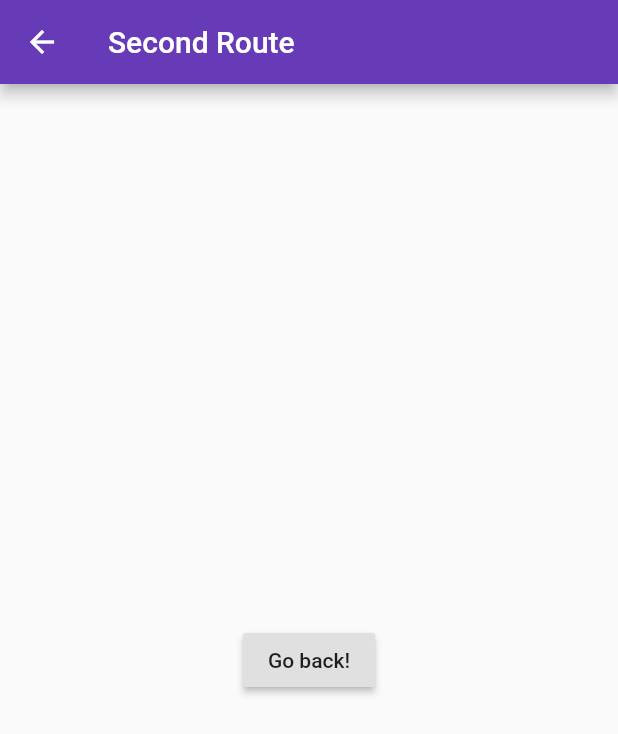
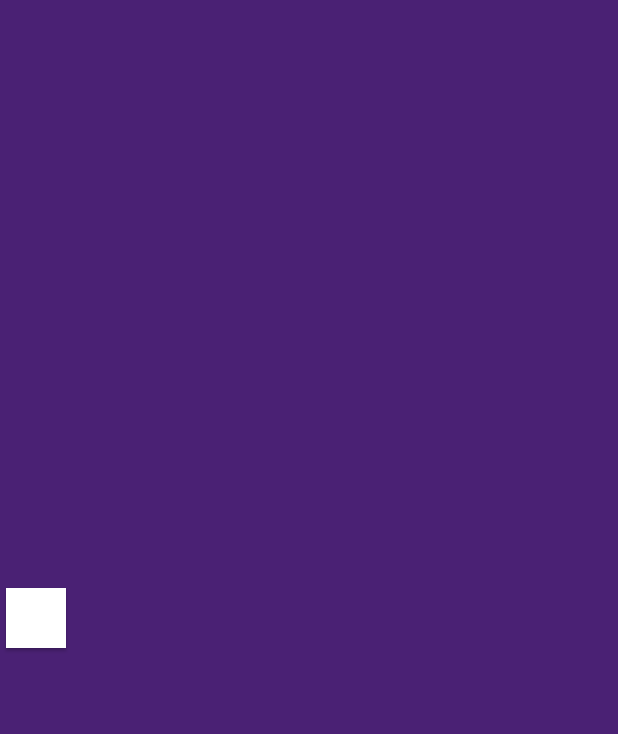
Before and after one commit to emanuelvictor/untitled, a Flutter app: the SelecionarQuesitos screen opened directly, on a phone screen of 412 x 824 dp. Shown: the top 734 px of the screen. Run offline on Flutter 3.47's test engine with Material 2 defaults, Android fonts, the phone set to English and light mode, and no system bars; our stand-ins replace flutter_svg.

Commit message:
Alteração em layout

```diff
--- a/lib/application/presentation/selecionar-quesitos/selecionar-quesitos.dart
+++ b/lib/application/presentation/selecionar-quesitos/selecionar-quesitos.dart
@@ -4,15 +4,29 @@ class SelecionarQuesitos extends StatelessWidget {
   @override
   Widget build(BuildContext context) {
     return Scaffold(
-      appBar: AppBar(
-        title: Text("Second Route"),
-      ),
+      backgroundColor: Color.fromRGBO(74, 33, 116, 1.0),
       body: Center(
-        child: RaisedButton(
-          onPressed: () {
-            // Navigate back to first route when tapped.
-          },
-          child: Text('Go back!'),
+        child: Container(
+          width: 490,
+          child: Row(
+            children: [
+              Flexible(
+                child: Card(
+                  shape: RoundedRectangleBorder(
+                    borderRadius: BorderRadius.zero,
+                  ),
+                  child: Padding(
+                    padding: EdgeInsets.all(20.0),
+                    child: Column(
+                      mainAxisSize: MainAxisSize.min,
+                      children: [
+                      ],
+                    ),
+                  ),
+                ),
+              ),
+            ],
+          ),
         ),
       ),
     );
```
